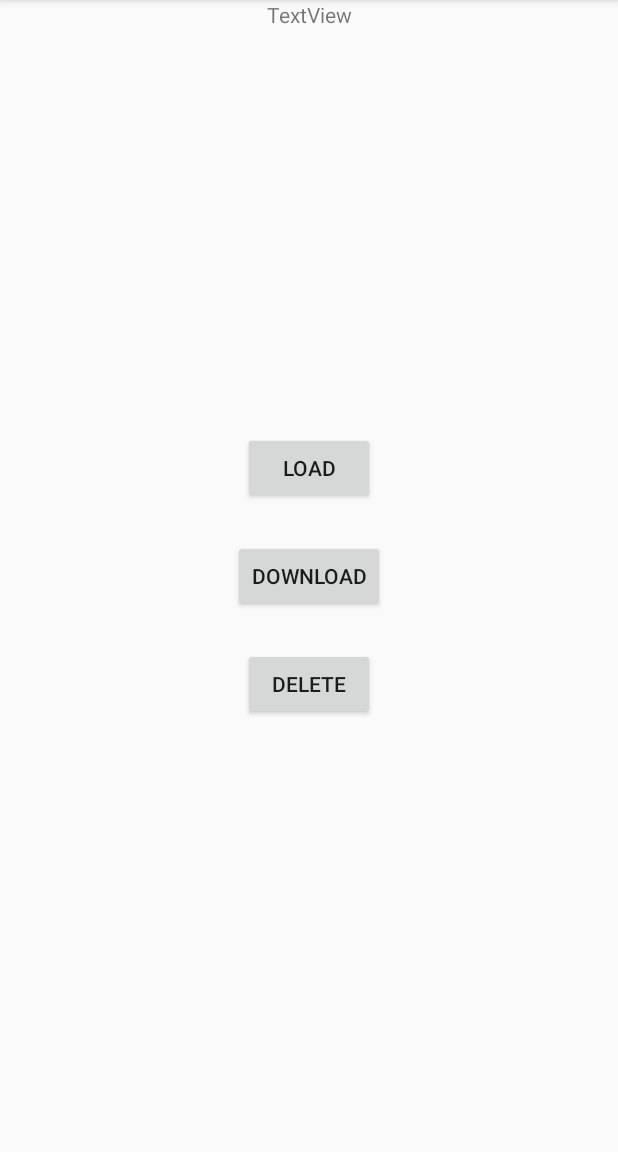
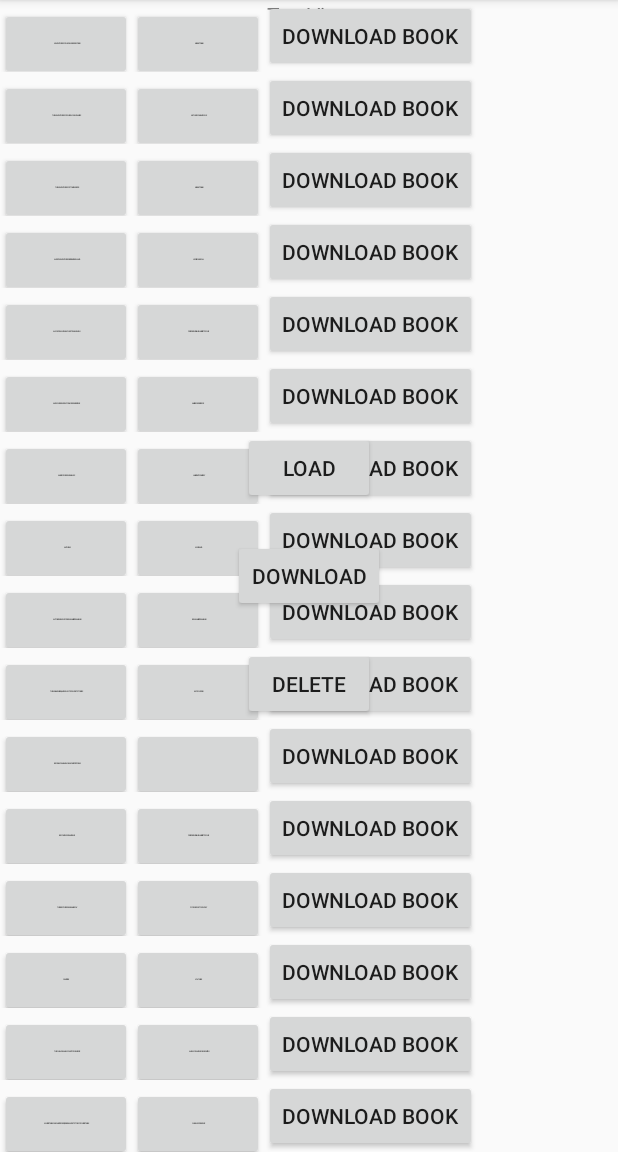
Before and after one commit to jthommiller/CSC_309_Project, an Android app: the screen it shows after launch (MainActivity), on a phone screen of 412 x 824 dp, the part 84-1236 px from its top. Run offline under Robolectric (Android 15) with nearby library versions, the phone set to English and light mode, and no system bars.

Commit message:
Added thread and auto table

```diff
--- a/CSC_309_Project/app/src/main/java/com/example/csc_309_project/MainActivity.java
+++ b/CSC_309_Project/app/src/main/java/com/example/csc_309_project/MainActivity.java
@@ -12,6 +12,9 @@ import android.os.Bundle;
 import android.os.StrictMode;
 import android.view.View;
 import android.widget.Button;
+import android.widget.LinearLayout;
+import android.widget.TableLayout;
+import android.widget.TableRow;
 import android.widget.TextView;
 import android.widget.Toast;
 
@@ -131,6 +134,17 @@ public class MainActivity extends AppCompatActivity {
     };
 
 
+    String downloadLink = "";
+    // Runs the book downloading method
+    Thread downloadBookThread = new Thread(){
+        public void run() {
+            try{
+               downloadBook(downloadLink);
+            } catch (Exception e){
+                e.printStackTrace();
+            }
+        }
+    };
 
     // function to get one item (current data or forecast) from the server
     protected String downloadBook( String str_url ) {
@@ -230,6 +244,7 @@ public class MainActivity extends AppCompatActivity {
             return deleted;
         }
     }
+
     @Override
     protected void onCreate(Bundle savedInstanceState) {
         super.onCreate(savedInstanceState);
@@ -241,6 +256,56 @@ public class MainActivity extends AppCompatActivity {
             StrictMode.ThreadPolicy policy = new StrictMode.ThreadPolicy.Builder().permitAll().build();
             StrictMode.setThreadPolicy(policy);
         }
+
+        TableLayout BookTable;
+        TableRow tr = null;
+
+        BookTable = (TableLayout) findViewById(R.id.BookTable);
+
+
+        tr = new TableRow(this);
+        BookTable.addView(tr);
+        for (int i = 0; i < Books.length; i++){
+            for(int j = 0; j < 3; j++){
+                if ( j == 2 ) {
+                    final Button downloadButton = new Button(this);
+                    downloadButton.setText("Download Book");
+                    downloadButton.setId(i);
+                    downloadButton.setOnClickListener(new View.OnClickListener() {
+
+                        @Override
+                        public void onClick(View v) {
+                            if ( Books[v.getId()][3] == "false" ){
+
+                                downloadBookThread.run();
+                                Books[v.getId()][3] = "true";
+                            }
+
+                        }
+                    });
+                    tr.addView(downloadButton);
+                } else if ( j == 1  ) {
+
+                    Button Author = new Button(this);
+                    Author.setText(Books[i][1]);
+                    Author.setId(i);
+                    Author.setTextSize(1);
+                    tr.addView(Author);
+
+                } else {
+                    Button BookName = new Button(this);
+                    BookName.setText(Books[i][0]);
+                    BookName.setId(i);
+                    BookName.setTextSize(1);
+                    tr.addView(BookName);
+                }
+            }
+            tr = new TableRow(this);
+            BookTable.addView(tr);
+        }
+
+
+
 
                                     // Test Variable
                                     final int BookID = 2;
--- a/CSC_309_Project/app/src/main/res/layout/activity_main.xml
+++ b/CSC_309_Project/app/src/main/res/layout/activity_main.xml
@@ -48,4 +48,29 @@
         app:layout_constraintHorizontal_bias="0.501"
         app:layout_constraintStart_toStartOf="parent"
         app:layout_constraintTop_toBottomOf="@+id/Download" />
+
+    <TableLayout
+        android:id="@+id/BookTable"
+        android:layout_width="match_parent"
+        android:layout_height="match_parent"
+        app:layout_constraintStart_toStartOf="parent"
+        app:layout_constraintTop_toTopOf="parent">
+
+        <TableRow
+            android:layout_width="match_parent"
+            android:layout_height="match_parent" />
+
+        <TableRow
+            android:layout_width="match_parent"
+            android:layout_height="match_parent" />
+
+        <TableRow
+            android:layout_width="match_parent"
+            android:layout_height="match_parent" />
+
+        <TableRow
+            android:layout_width="match_parent"
+            android:layout_height="match_parent" />
+    </TableLayout>
+
 </androidx.constraintlayout.widget.ConstraintLayout>
```
